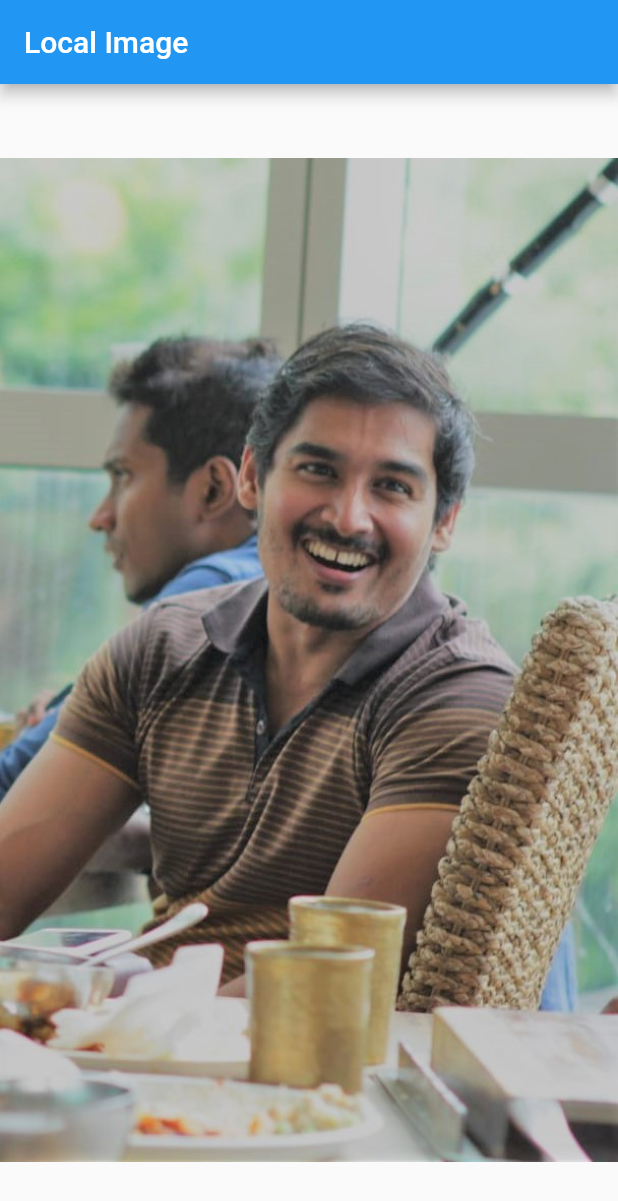
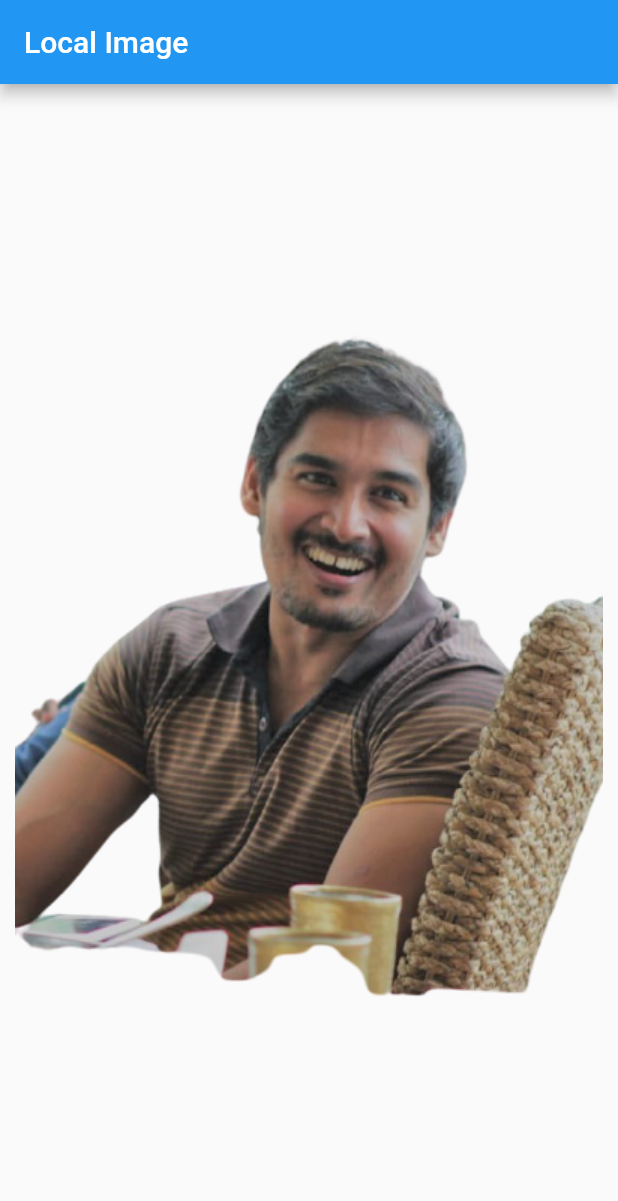
Before and after one commit to ChkBuk/FlutterPlayground, a Flutter app: the screen it shows after launch, on a phone screen of 412 x 824 dp. Shown: the top 1201 px of the screen. Run offline on Flutter 3.47's test engine with Material 2 defaults, Android fonts, the phone set to English and light mode, and no system bars; our stand-ins replace google_fonts.

Commit message:
Network and Local image - method 2

```diff
--- a/lib/ui/LocalImage.dart
+++ b/lib/ui/LocalImage.dart
@@ -9,9 +9,7 @@ class LocalImage extends StatelessWidget {
         title: Text('Local Image'),
       ),
       body: Center(
-        child: Image(
-          image: AssetImage('assets/me.jpeg'),
-        ),
+        child: Image.asset('assets/rm_bg.png'),
       ),
     );
   }
--- a/pubspec.yaml
+++ b/pubspec.yaml
@@ -20,7 +20,7 @@ dev_dependencies:
 
 flutter:
   assets:
-  - assets/me.jpeg
+  - assets/
   uses-material-design: true
 
 fonts:
```
